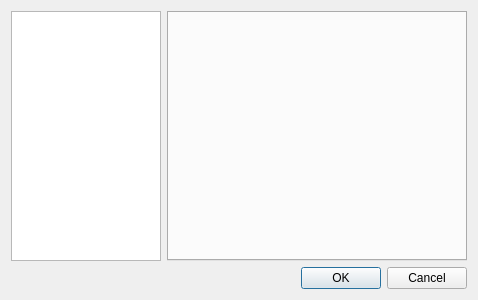
seasea128/SpecTech, file source/optiondialogwithlist.ui: the form before one commit.
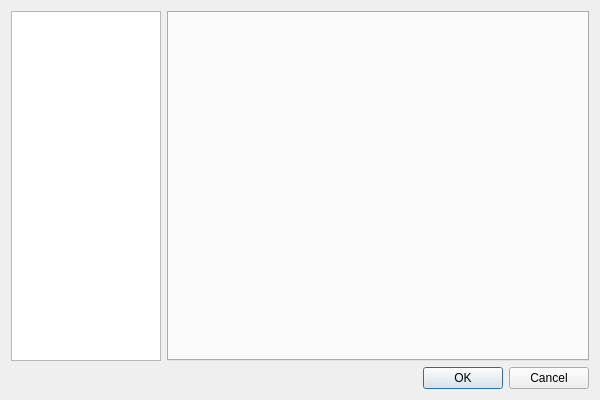
The form after the commit.

Diff of the .ui file:
```diff
--- a/source/optiondialogwithlist.ui
+++ b/source/optiondialogwithlist.ui
@@ -6,8 +6,8 @@
    <rect>
     <x>0</x>
     <y>0</y>
-    <width>400</width>
-    <height>300</height>
+    <width>600</width>
+    <height>400</height>
    </rect>
   </property>
   <property name="windowTitle">
@@ -43,7 +43,7 @@
        <item>
         <widget class="QTabWidget" name="tabWidget">
          <property name="sizePolicy">
-          <sizepolicy hsizetype="Expanding" vsizetype="Expanding">
+          <sizepolicy hsizetype="Preferred" vsizetype="Preferred">
            <horstretch>0</horstretch>
            <verstretch>0</verstretch>
           </sizepolicy>
```
